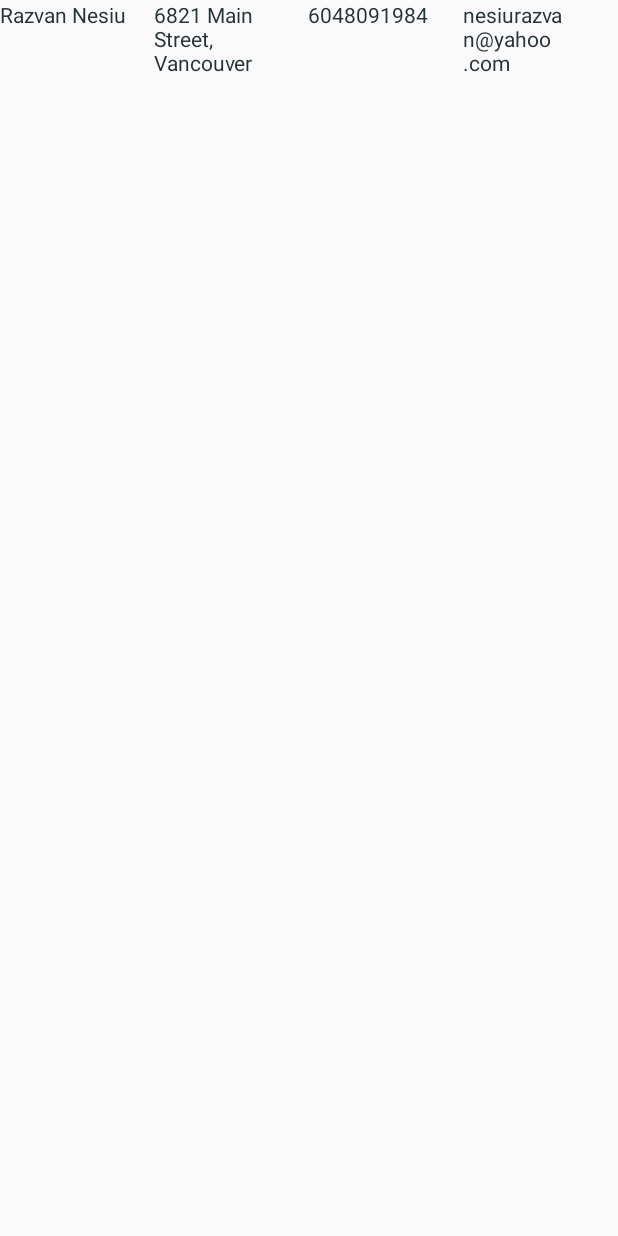
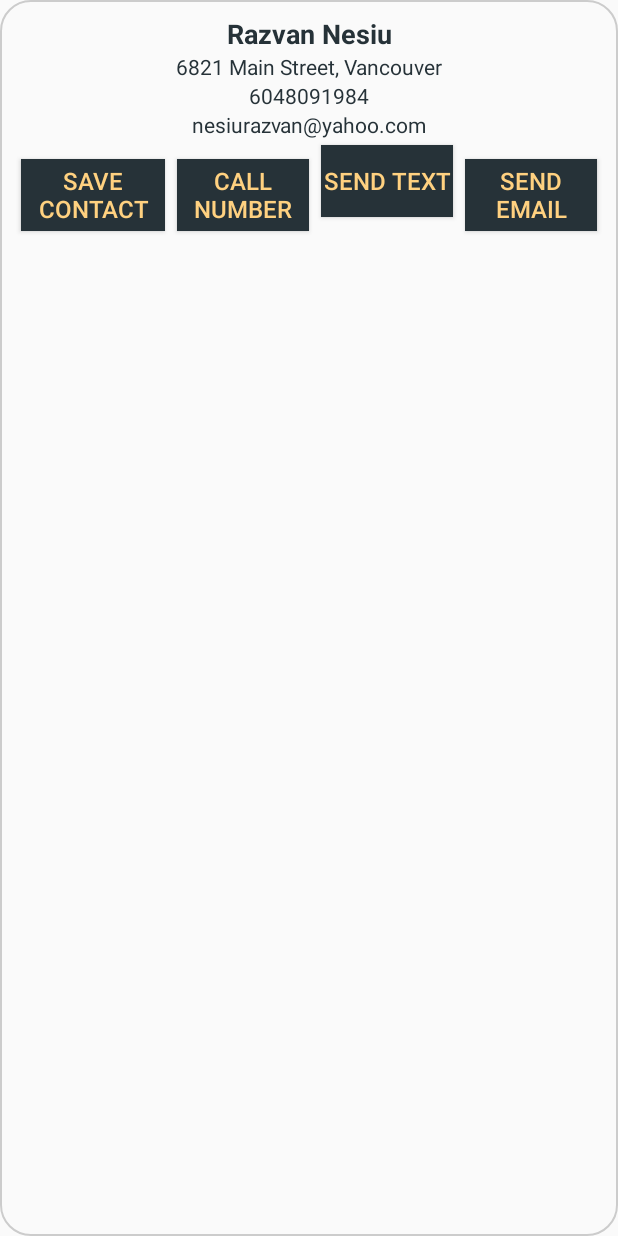
Before and after one commit to razvannesiu/Plumber-Hub, an Android app: the layout widget_customers.xml on its own in the app's theme, with its tools: preview values and no code run, on a phone screen of 412 x 824 dp. Run offline under Robolectric (Android 15) with nearby library versions, the phone set to English and light mode, and no system bars.

Commit message:
Added few customer data options

```diff
--- a/PlumberHubApp/app/src/main/AndroidManifest.xml
+++ b/PlumberHubApp/app/src/main/AndroidManifest.xml
@@ -4,6 +4,7 @@
 
     <uses-permission android:name="android.permission.INTERNET" />
     <uses-permission android:name="android.permission.READ_EXTERNAL_STORAGE" />
+    <uses-permission android:name="android.permission.CALL_PHONE"/>
 
     <application
         android:allowBackup="true"
--- a/PlumberHubApp/app/src/main/res/layout/widget_customers.xml
+++ b/PlumberHubApp/app/src/main/res/layout/widget_customers.xml
@@ -3,37 +3,68 @@
     xmlns:android="http://schemas.android.com/apk/res/android"
     android:layout_width="match_parent"
     android:layout_height="match_parent"
-    android:orientation="horizontal">
+    android:orientation="vertical"
+    android:background="@drawable/border">
 
     <TextView
         android:id="@+id/txtName"
-        android:layout_width="0dp"
-        android:layout_weight="1"
-        android:layout_height="wrap_content"
         android:text="@string/customer_name"
+        android:textStyle="bold"
+        android:textSize="@dimen/customer_name"
         style="@style/txt_widget_cus_style"/>
 
     <TextView
         android:id="@+id/txtAddress"
-        android:layout_width="0dp"
-        android:layout_weight="1"
-        android:layout_height="wrap_content"
         android:text="@string/customer_address"
         style="@style/txt_widget_cus_style"/>
 
     <TextView
         android:id="@+id/txtPhone"
-        android:layout_width="0dp"
-        android:layout_weight="1"
-        android:layout_height="wrap_content"
         android:text="@string/customer_phone"
         style="@style/txt_widget_cus_style"/>
 
     <TextView
         android:id="@+id/txtEmail"
-        android:layout_width="0dp"
-        android:layout_weight="1"
-        android:layout_height="wrap_content"
         android:text="@string/customer_email"
         style="@style/txt_widget_cus_style"/>
+
+    <LinearLayout
+        android:layout_width="match_parent"
+        android:layout_height="match_parent"
+        android:orientation="horizontal">
+
+        <Button
+            android:id="@+id/btnSaveContact"
+            android:layout_width="0dp"
+            android:layout_weight="1.1"
+            android:layout_height="wrap_content"
+            android:text="@string/txt_save_contact"
+            style="@style/btn_non_menu_style"/>
+
+        <Button
+            android:id="@+id/btnCall"
+            android:layout_width="0dp"
+            android:layout_weight="1"
+            android:layout_height="wrap_content"
+            android:text="@string/txt_call"
+            style="@style/btn_non_menu_style"/>
+
+        <Button
+            android:id="@+id/btnSendText"
+            android:layout_width="0dp"
+            android:layout_weight="1"
+            android:layout_height="wrap_content"
+            android:text="@string/txt_send_text"
+            style="@style/btn_non_menu_style"/>
+
+        <Button
+            android:id="@+id/btnSendEmail"
+            android:layout_width="0dp"
+            android:layout_weight="1"
+            android:layout_height="wrap_content"
+            android:text="@string/txt_send_email"
+            style="@style/btn_non_menu_style"/>
+
+    </LinearLayout>
+
 </LinearLayout>
--- a/PlumberHubApp/app/src/main/res/values/dimens.xml
+++ b/PlumberHubApp/app/src/main/res/values/dimens.xml
@@ -12,4 +12,5 @@
     <dimen name="trip_margin">8dp</dimen>
     <dimen name="non_menu_btn_margin">4dp</dimen>
     <dimen name="service_title">18sp</dimen>
+    <dimen name="customer_name">18sp</dimen>
 </resources>
--- a/PlumberHubApp/app/src/main/res/values/strings.xml
+++ b/PlumberHubApp/app/src/main/res/values/strings.xml
@@ -11,6 +11,10 @@
     <string name="txt_pick_date_time">Schedule Date</string>
     <string name="txt_logout">Log Out</string>
     <string name="txt_login">Log In</string>
+    <string name="txt_call">Call Number</string>
+    <string name="txt_send_email">Send Email</string>
+    <string name="txt_send_text">Send Text</string>
+    <string name="txt_save_contact">Save Contact</string>
 
     <string name="txt_add_trs">Add New Trip</string>
     <string name="txt_add_cus">Add New Customer</string>
--- a/PlumberHubApp/app/src/main/res/values/styles.xml
+++ b/PlumberHubApp/app/src/main/res/values/styles.xml
@@ -38,6 +38,9 @@
     <style name="txt_widget_cus_style">
         <item name="android:textColor">@color/colorAccent</item>
         <item name="android:textSize">@dimen/txt_widget_cus</item>
+        <item name="android:layout_width">match_parent</item>
+        <item name="android:layout_height">wrap_content</item>
+        <item name="android:gravity">center_horizontal</item>
     </style>
 
     <style name="txt_widget_trs_style">
```
Also changed, not shown: PlumberHubApp/app/src/main/java/android/plumberhub/com/plumberhubapp/Customers.java (+83 -6 lines).
